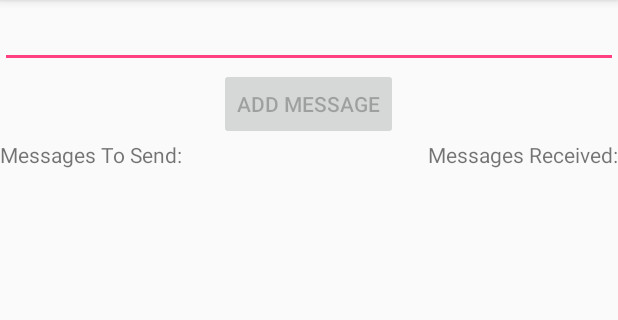
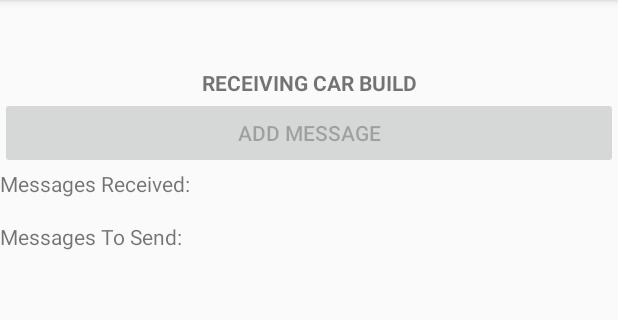
Before and after one commit to Jesusfi/Toyota, an Android app: the Nfc screen opened directly, with no data from a screen before it, on a phone screen of 412 x 824 dp, the part 84-404 px from its top. Run offline under Robolectric (Android 15) with nearby library versions, the phone set to English and light mode, and no system bars.

Commit message:
nfc sperated to revieve and send

```diff
--- a/app/src/main/java/com/example/jesusizquierdo/toyota/Nfc.java
+++ b/app/src/main/java/com/example/jesusizquierdo/toyota/Nfc.java
@@ -30,8 +30,15 @@ public class Nfc extends AppCompatActivity
     private EditText txtBoxAddMessage;
     private TextView txtReceivedMessages;
     private TextView txtMessagesToSend;
+    private TextView sendingIndicator;
 
     NfcAdapter mNfcAdapter;
+
+    String model;
+    String price;
+    String engine;
+    int color; ;
+
     @Override
     protected void onCreate(Bundle savedInstanceState) {
         super.onCreate(savedInstanceState);
@@ -53,18 +60,31 @@ public class Nfc extends AppCompatActivity
         txtBoxAddMessage = (EditText) findViewById(R.id.txtBoxAddMessage);
         txtMessagesToSend = (TextView) findViewById(R.id.txtMessageToSend);
         txtReceivedMessages = (TextView) findViewById(R.id.txtMessagesReceived);
+        sendingIndicator = (TextView) findViewById(R.id.tv_sending_indicator);
+
         Button btnAddMessage = (Button) findViewById(R.id.buttonAddMessage);
         int send = getIntent().getIntExtra("get",0);
         if(send ==0){
             btnAddMessage.setEnabled(false);
+            btnAddMessage.setText("recieve only");
+            sendingIndicator.setText("RECEIVING CAR BUILD");
         }else{
             btnAddMessage.setEnabled(true);
+            btnAddMessage.setText("send");
+            sendingIndicator.setText("CLICK TO SEND CAR BUILD");
+
+            model = getIntent().getStringExtra("model");
+            price = getIntent().getStringExtra("price");
+            engine = getIntent().getStringExtra("engine");
+            color = getIntent().getIntExtra("color",0);
+
+
         }
         btnAddMessage.setText("Add Message");
         updateTextViews();
     }
     public void addMessage(View view) {
-        String newMessage = txtBoxAddMessage.getText().toString();
+        String newMessage = model +","+ price+","+engine+"," + color;
         messagesToSendArray.add(newMessage);
 
         txtBoxAddMessage.setText(null);
--- a/app/src/main/res/layout/activity_nfc.xml
+++ b/app/src/main/res/layout/activity_nfc.xml
@@ -1,17 +1,27 @@
 <?xml version="1.0" encoding="utf-8"?>
-<RelativeLayout xmlns:android="http://schemas.android.com/apk/res/android"
+<LinearLayout xmlns:android="http://schemas.android.com/apk/res/android"
     xmlns:tools="http://schemas.android.com/tools" android:layout_width="match_parent"
     android:layout_height="match_parent"
+    android:orientation="vertical"
     tools:context=".MainActivity">
 
     <EditText
+        android:visibility="invisible"
         android:id="@+id/txtBoxAddMessage"
         android:layout_width="match_parent"
-        android:layout_height="wrap_content" />
+        android:layout_height="wrap_content" />\
+    <TextView
+        android:layout_width="match_parent"
+        android:layout_height="wrap_content"
+        android:text="Sending/Receving message"
+        android:gravity="center"
+        android:id="@+id/tv_sending_indicator"
+        android:textStyle="bold"
+        />
 
     <Button
         android:id="@+id/buttonAddMessage"
-        android:layout_width="wrap_content"
+        android:layout_width="match_parent"
         android:layout_height="wrap_content"
         android:onClick="addMessage"
         android:layout_below="@+id/txtBoxAddMessage"
@@ -34,4 +44,4 @@
         android:layout_alignParentLeft="true"
         android:layout_alignParentStart="true"/>
 
-</RelativeLayout>
+</LinearLayout>
```
Also changed, not shown: app/src/main/java/com/example/jesusizquierdo/toyota/rvadapters/FirebaseCarViewHolder.java (+12 -5 lines).
